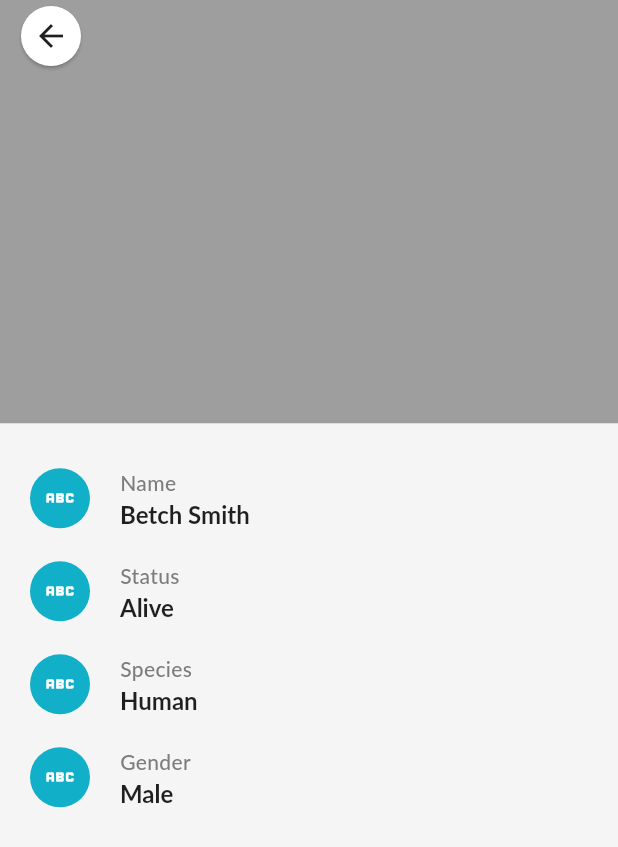
After one commit to DenisTc/rick_and_morty, a Flutter app: the screen it shows after launch, after a tap on "Rick Sanchez Rick Sanchez Rick Sanchez R", on a phone screen of 412 x 824 dp. The commit adds this screen. Shown: the top 847 px of the screen. Run offline on Flutter 3.47's test engine with Material 3 defaults, Android fonts, the phone set to English and light mode, and no system bars; Roboto replaces fonts that are missing (Lato).

Commit message:
Сверстал экран CharacterDetails

```diff
--- a/lib/src/core/theme/app_theme.dart
+++ b/lib/src/core/theme/app_theme.dart
@@ -27,7 +27,7 @@ final class AppTheme {
       fontSize: 14,
       fontWeight: FontWeight.w500,
       height: 1.4,
-      color: nero,
+      color: grey,
     ),
     labelLarge: TextStyle(
       fontFamily: 'Lato',
--- /dev/null
+++ b/lib/src/feature/character_details/presentation/character_details_screen.dart
@@ -0,0 +1,59 @@
+import 'package:flutter/material.dart';
+import 'package:rick_and_morty/src/feature/character_details/presentation/widgets/custom_back_button.dart';
+import 'package:rick_and_morty/src/feature/character_details/presentation/widgets/character_description.dart';
+
+class CharacterDetailsScreen extends StatelessWidget {
+  const CharacterDetailsScreen({super.key});
+
+  @override
+  Widget build(BuildContext context) {
+    return const Scaffold(
+      body: Column(
+        crossAxisAlignment: CrossAxisAlignment.start,
+        children: [
+          CharacterImage(),
+          SizedBox(height: 20),
+          CharacterDescription(
+            title: 'Name',
+            name: 'Betch Smith',
+            icon: Icons.abc_outlined,
+          ),
+          CharacterDescription(
+            title: 'Status',
+            name: 'Alive',
+            icon: Icons.abc_outlined,
+          ),
+          CharacterDescription(
+            title: 'Species',
+            name: 'Human',
+            icon: Icons.abc_outlined,
+          ),
+          CharacterDescription(
+            title: 'Gender',
+            name: 'Male',
+            icon: Icons.abc_outlined,
+          ),
+        ],
+      ),
+    );
+  }
+}
+
+class CharacterImage extends StatelessWidget {
+  const CharacterImage({
+    super.key,
+  });
+
+  @override
+  Widget build(BuildContext context) {
+    return const Stack(
+      children: [
+        AspectRatio(
+          aspectRatio: 1.46,
+          child: ColoredBox(color: Colors.grey),
+        ),
+        CustomBackButton(),
+      ],
+    );
+  }
+}
--- /dev/null
+++ b/lib/src/feature/character_details/presentation/widgets/character_description.dart
@@ -0,0 +1,52 @@
+import 'package:flutter/material.dart';
+import 'package:rick_and_morty/src/core/theme/app_theme.dart';
+
+class CharacterDescription extends StatelessWidget {
+  final String title;
+  final String name;
+  final IconData icon;
+
+  const CharacterDescription({
+    super.key,
+    required this.title,
+    required this.name,
+    required this.icon,
+  });
+
+  @override
+  Widget build(BuildContext context) {
+    return Padding(
+      padding: const EdgeInsets.symmetric(horizontal: 20, vertical: 10),
+      child: Row(
+        crossAxisAlignment: CrossAxisAlignment.start,
+        children: [
+          CircleAvatar(
+            radius: 20.0,
+            backgroundColor: AppTheme.irisBlue,
+            child: Icon(
+              icon,
+              color: Colors.white,
+              size: 24.0,
+            ),
+          ),
+          const SizedBox(width: 20),
+          Expanded(
+            child: Column(
+              crossAxisAlignment: CrossAxisAlignment.start,
+              children: [
+                Text(
+                  title,
+                  style: Theme.of(context).textTheme.bodyMedium,
+                ),
+                Text(
+                  name,
+                  style: Theme.of(context).textTheme.headlineSmall,
+                ),
+              ],
+            ),
+          ),
+        ],
+      ),
+    );
+  }
+}
--- /dev/null
+++ b/lib/src/feature/character_details/presentation/widgets/custom_back_button.dart
@@ -0,0 +1,34 @@
+import 'package:flutter/material.dart';
+import 'package:rick_and_morty/src/core/theme/app_theme.dart';
+
+class CustomBackButton extends StatelessWidget {
+  const CustomBackButton({
+    super.key,
+  });
+
+  @override
+  Widget build(BuildContext context) {
+    return SafeArea(
+      child: Padding(
+        padding: const EdgeInsets.only(left: 10),
+        child: ElevatedButton(
+          style: ElevatedButton.styleFrom(
+            shape: const CircleBorder(),
+            padding: const EdgeInsets.all(5),
+            backgroundColor: Colors.white,
+            elevation: 1,
+            minimumSize: const Size(40, 40),
+          ),
+          onPressed: () {
+            Navigator.pop(context);
+          },
+          child: const Icon(
+            Icons.arrow_back,
+            color: AppTheme.nero,
+            size: 24,
+          ),
+        ),
+      ),
+    );
+  }
+}
--- a/lib/src/feature/characters/presentation/characters_screen.dart
+++ b/lib/src/feature/characters/presentation/characters_screen.dart
@@ -1,5 +1,4 @@
 import 'package:flutter/material.dart';
-import 'package:rick_and_morty/src/core/theme/app_theme.dart';
 import 'package:rick_and_morty/src/feature/characters/presentation/widgets/character_card.dart';
 
 class CharactersScreen extends StatefulWidget {
--- a/lib/src/feature/characters/presentation/widgets/character_card.dart
+++ b/lib/src/feature/characters/presentation/widgets/character_card.dart
@@ -1,5 +1,5 @@
 import 'package:flutter/material.dart';
-import 'package:rick_and_morty/src/core/theme/app_theme.dart';
+import 'package:rick_and_morty/src/feature/character_details/presentation/character_details_screen.dart';
 import 'package:rick_and_morty/src/feature/characters/presentation/widgets/favorite_button.dart';
 import 'package:rick_and_morty/src/feature/characters/presentation/widgets/image_card.dart';
 import 'package:rick_and_morty/src/feature/characters/presentation/widgets/title_card.dart';
@@ -13,6 +13,14 @@ class CharacterCard extends StatelessWidget {
   Widget build(BuildContext context) {
     return ClipRRect(
       borderRadius: BorderRadius.circular(20),
+      child: InkWell(
+        onTap: () {
+          Navigator.of(context).push(
+            MaterialPageRoute(
+              builder: (context) => const CharacterDetailsScreen(),
+            ),
+          );
+        },
         child: const ColoredBox(
           color: Colors.white,
           child: Column(
@@ -29,6 +37,7 @@ class CharacterCard extends StatelessWidget {
             ],
           ),
         ),
+      ),
     );
   }
 }
```
Lines whose indentation alone changed are shown as unchanged.
